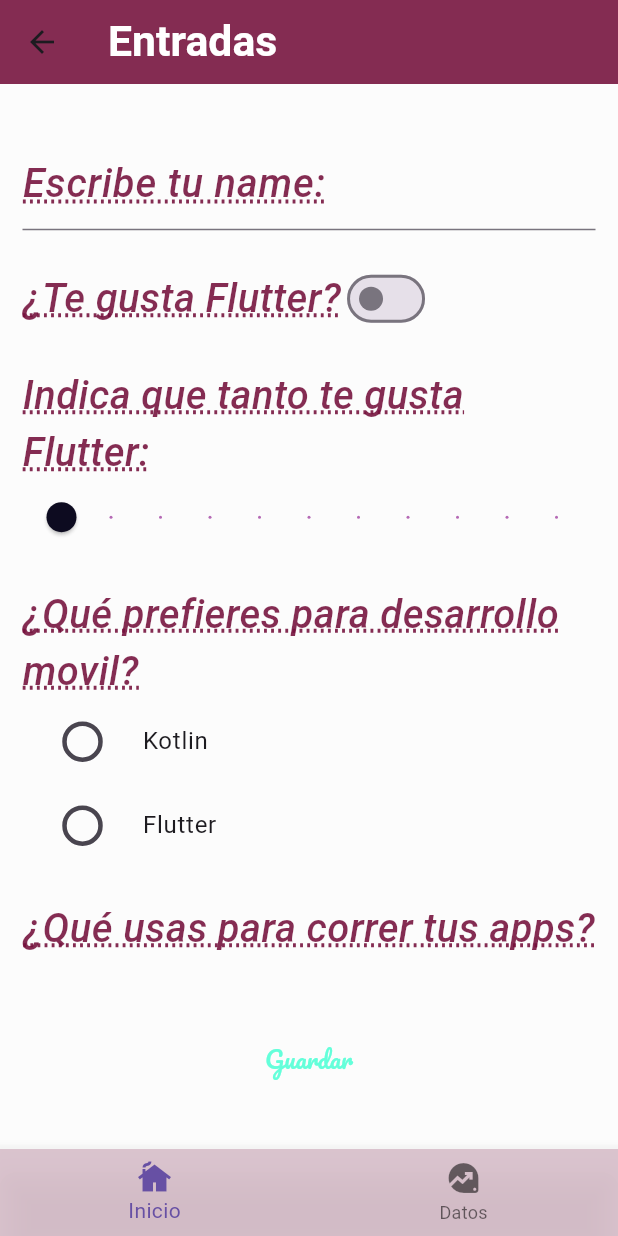
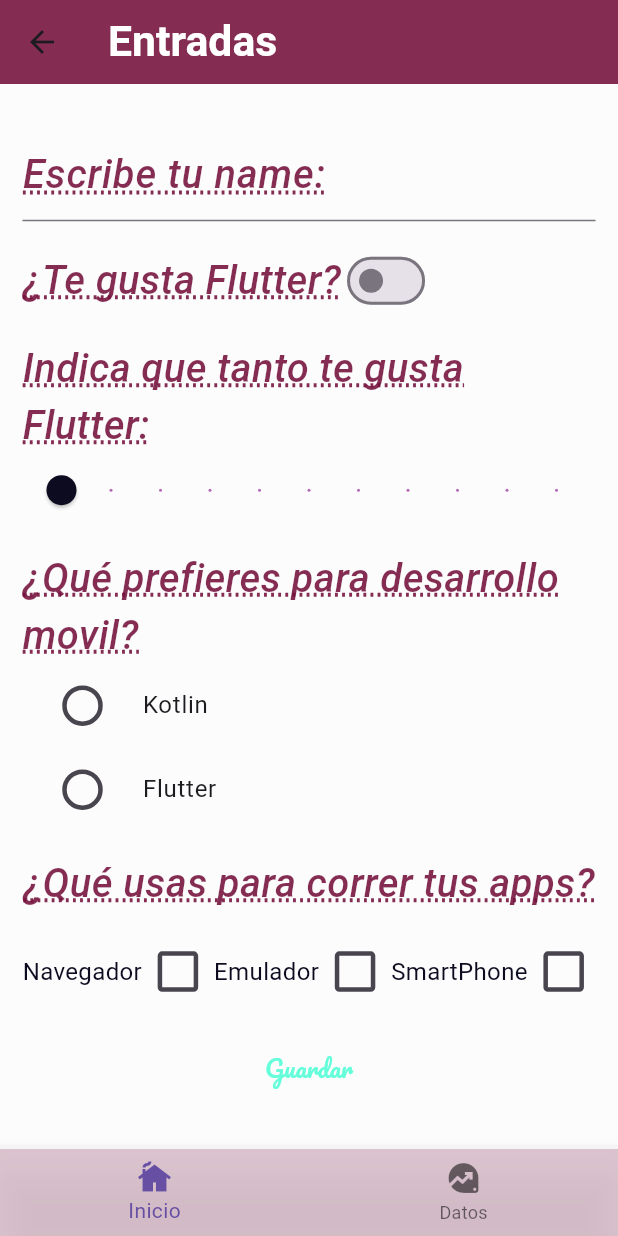
Before and after one commit to AliixLoz/componentes_flutter_aliix, a Flutter app: the InputsScreen screen opened directly, on a phone screen of 412 x 824 dp. Run offline on Flutter 3.47's test engine with Material 3 defaults, Android fonts, the phone set to English and light mode, and no system bars; our stand-ins replace google_fonts, transparent_image; Roboto replaces fonts that are missing (Playfair).

```diff
--- a/lib/screens/inputs_screen.dart
+++ b/lib/screens/inputs_screen.dart
@@ -13,6 +13,9 @@ class _InputsScreenState extends State<InputsScreen> {
   double sliderValue = 0.0; // Controla el widget slider
   //nuevo hoy
   int radioSelected = 0;
+  bool isCheked1 = false;
+  bool isCheked2 = false;
+  bool isCheked3 = false;
   //termina
   @override
   Widget build(BuildContext context) {
@@ -117,8 +120,9 @@ class _InputsScreenState extends State<InputsScreen> {
       ],
     );
   }
+
   //nuevo hoy
-  Column entradaRadio(){
+  Column entradaRadio() {
     return Column(
       children: [
         Text(
@@ -166,13 +170,59 @@ class _InputsScreenState extends State<InputsScreen> {
       ],
     );
   }
+
   //termina
   //nuevohoy
-  Row entradasCheck(){
+  Row entradasCheck() {
     return Row(
+      mainAxisAlignment: MainAxisAlignment.spaceEvenly,
       children: [
+        Text(
+          'Navegador',
+          style: AppTheme.lightTheme.textTheme.bodySmall,
+        ),
+        Transform.scale(
+          scale: 1.5,
+          child: Checkbox(
+            value: isCheked1,
+            onChanged: (value) {
+              setState(() {
+                isCheked1 = value!;
+              });
+            },
+          ),
+        ),
+        Text(
+          'Emulador',
+          style: AppTheme.lightTheme.textTheme.bodySmall,
+        ),
+        Transform.scale(
+          scale: 1.5,
+          child: Checkbox(
+            value: isCheked2,
+            onChanged: (value) {
+              setState(() {
+                isCheked2 = value!;
+              });
+            },
+          ),
+        ),
+        Text(
+          'SmartPhone',
+          style: AppTheme.lightTheme.textTheme.bodySmall,
+        ),
+        Transform.scale(
+          scale: 1.5,
+          child: Checkbox(
+            value: isCheked3,
+            onChanged: (value) {
+              setState(() {
+                isCheked3 = value!;
+              });
+            },
+          ),
+        ),
       ],
     );
   }
-  //termina
 }
```
Lines whose indentation alone changed are shown as unchanged.
